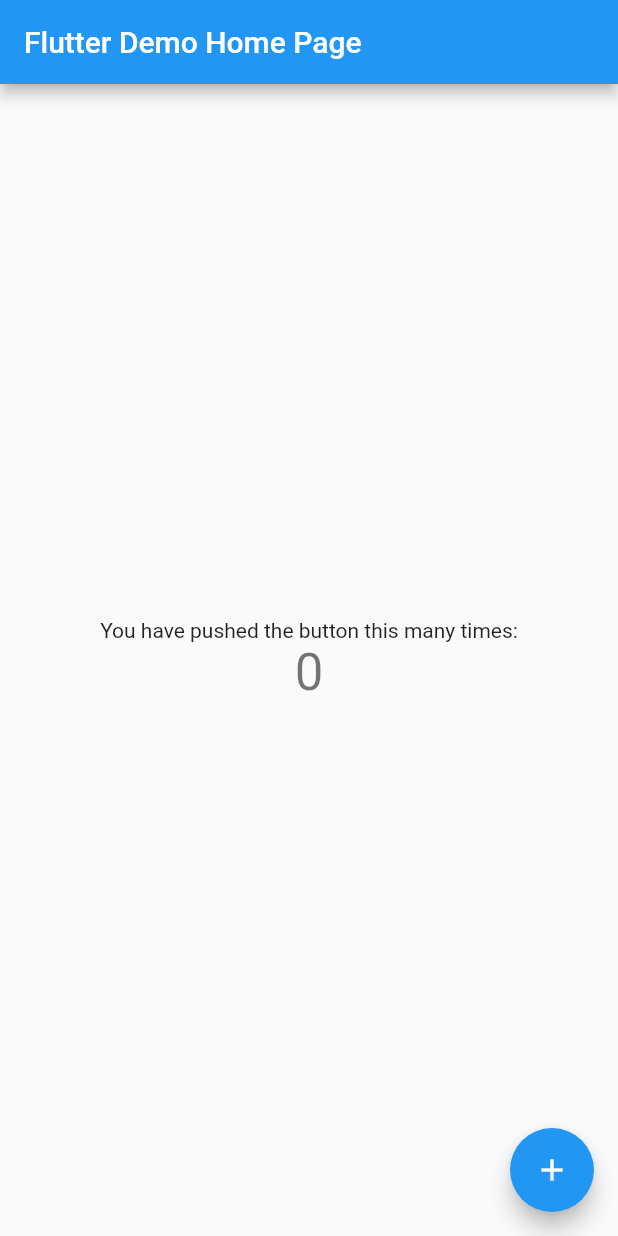
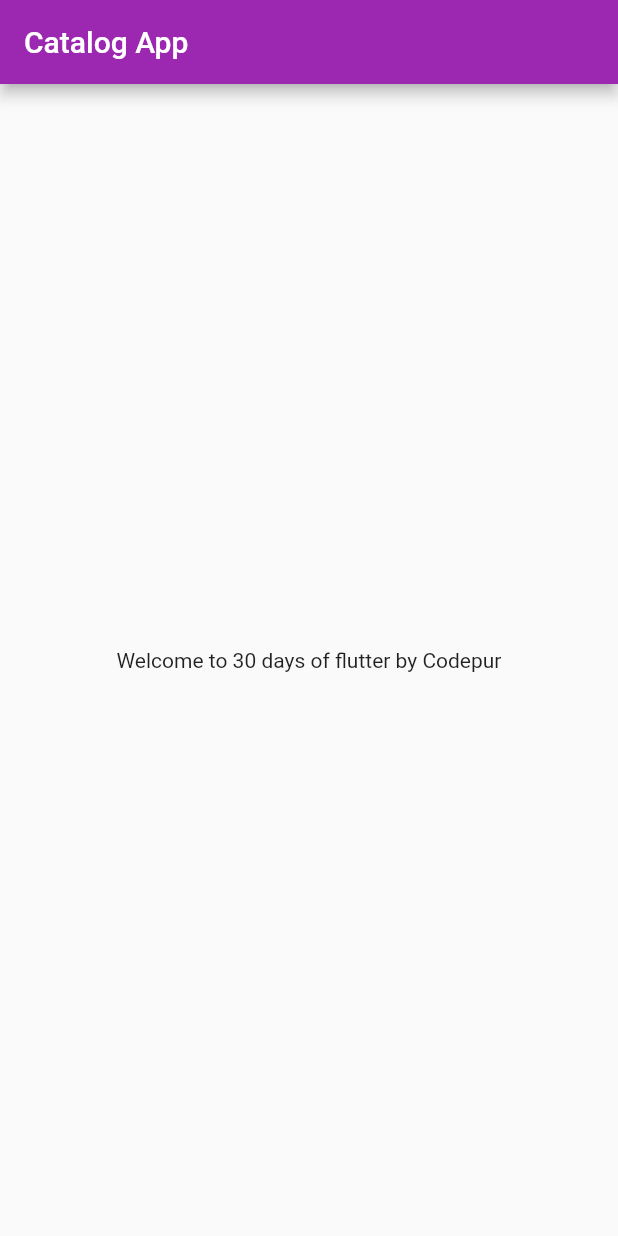
Before and after one commit to MridulTailor/catalouge_app, a Flutter app: the screen it shows after launch, on a phone screen of 412 x 824 dp. Run offline on Flutter 3.47's test engine with Material 2 defaults, Android fonts, the phone set to English and light mode, and no system bars.

Commit message:
learnt about scaffold and widgets

```diff
--- a/lib/main.dart
+++ b/lib/main.dart
@@ -1,4 +1,5 @@
 import 'package:flutter/material.dart';
+import 'package:my_app/pages/homePage.dart';
 
 void main() {
   runApp(const MyApp());
@@ -11,105 +12,11 @@ class MyApp extends StatelessWidget {
   @override
   Widget build(BuildContext context) {
     return MaterialApp(
-      title: 'Flutter Demo',
+      title: "Hello",
       theme: ThemeData(
-        // This is the theme of your application.
-        //
-        // Try running your application with "flutter run". You'll see the
-        // application has a blue toolbar. Then, without quitting the app, try
-        // changing the primarySwatch below to Colors.green and then invoke
-        // "hot reload" (press "r" in the console where you ran "flutter run",
-        // or simply save your changes to "hot reload" in a Flutter IDE).
-        // Notice that the counter didn't reset back to zero; the application
-        // is not restarted.
-        primarySwatch: Colors.blue,
+        primarySwatch: Colors.purple,
       ),
-      home: const MyHomePage(title: 'Flutter Demo Home Page'),
+      home: HomePage(),
     );
   }
 }
-
-class MyHomePage extends StatefulWidget {
-  const MyHomePage({super.key, required this.title});
-
-  // This widget is the home page of your application. It is stateful, meaning
-  // that it has a State object (defined below) that contains fields that affect
-  // how it looks.
-
-  // This class is the configuration for the state. It holds the values (in this
-  // case the title) provided by the parent (in this case the App widget) and
-  // used by the build method of the State. Fields in a Widget subclass are
-  // always marked "final".
-
-  final String title;
-
-  @override
-  State<MyHomePage> createState() => _MyHomePageState();
-}
-
-class _MyHomePageState extends State<MyHomePage> {
-  int _counter = 0;
-
-  void _incrementCounter() {
-    setState(() {
-      // This call to setState tells the Flutter framework that something has
-      // changed in this State, which causes it to rerun the build method below
-      // so that the display can reflect the updated values. If we changed
-      // _counter without calling setState(), then the build method would not be
-      // called again, and so nothing would appear to happen.
-      _counter++;
-    });
-  }
-
-  @override
-  Widget build(BuildContext context) {
-    // This method is rerun every time setState is called, for instance as done
-    // by the _incrementCounter method above.
-    //
-    // The Flutter framework has been optimized to make rerunning build methods
-    // fast, so that you can just rebuild anything that needs updating rather
-    // than having to individually change instances of widgets.
-    return Scaffold(
-      appBar: AppBar(
-        // Here we take the value from the MyHomePage object that was created by
-        // the App.build method, and use it to set our appbar title.
-        title: Text(widget.title),
-      ),
-      body: Center(
-        // Center is a layout widget. It takes a single child and positions it
-        // in the middle of the parent.
-        child: Column(
-          // Column is also a layout widget. It takes a list of children and
-          // arranges them vertically. By default, it sizes itself to fit its
-          // children horizontally, and tries to be as tall as its parent.
-          //
-          // Invoke "debug painting" (press "p" in the console, choose the
-          // "Toggle Debug Paint" action from the Flutter Inspector in Android
-          // Studio, or the "Toggle Debug Paint" command in Visual Studio Code)
-          // to see the wireframe for each widget.
-          //
-          // Column has various properties to control how it sizes itself and
-          // how it positions its children. Here we use mainAxisAlignment to
-          // center the children vertically; the main axis here is the vertical
-          // axis because Columns are vertical (the cross axis would be
-          // horizontal).
-          mainAxisAlignment: MainAxisAlignment.center,
-          children: <Widget>[
-            const Text(
-              'You have pushed the button this many times:',
-            ),
-            Text(
-              '$_counter',
-              style: Theme.of(context).textTheme.headline4,
-            ),
-          ],
-        ),
-      ),
-      floatingActionButton: FloatingActionButton(
-        onPressed: _incrementCounter,
-        tooltip: 'Increment',
-        child: const Icon(Icons.add),
-      ), // This trailing comma makes auto-formatting nicer for build methods.
-    );
-  }
-}
--- /dev/null
+++ b/lib/pages/homePage.dart
@@ -0,0 +1,21 @@
+import 'package:flutter/material.dart';
+
+class HomePage extends StatelessWidget {
+  final int days = 30;
+  final String name = "Codepur";
+  const HomePage({super.key});
+
+  @override
+  Widget build(BuildContext context) {
+    return Scaffold(
+      appBar: AppBar(
+        title: Text("Catalog App"),
+      ),
+      body: Center(
+        child: Container(
+          child: Text("Welcome to $days days of flutter by $name"),
+        ),
+      ),
+    );
+  }
+}
```
